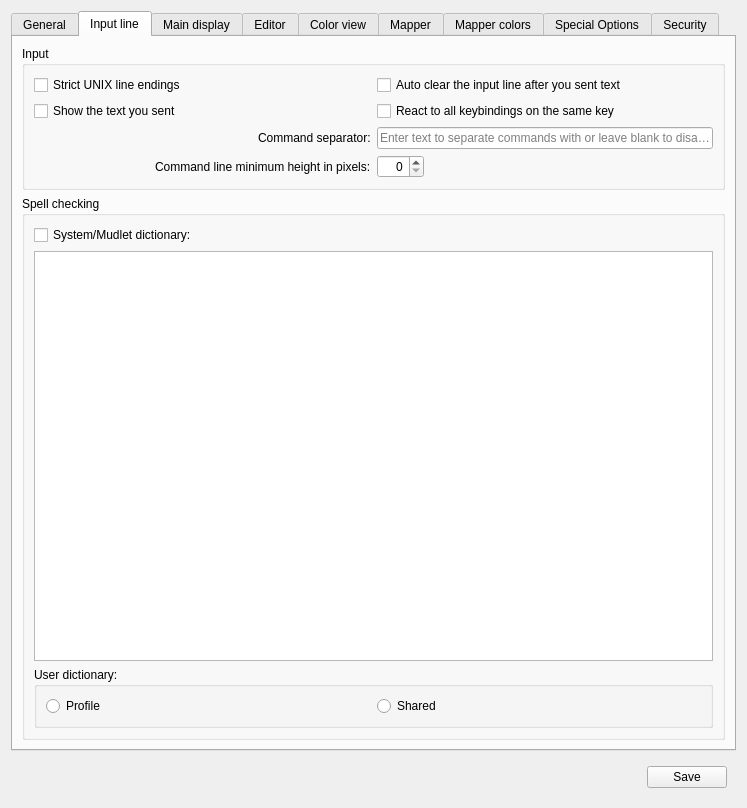
Old version of the form src/ui/profile_preferences.ui in the repository Mudlet/Mudlet.
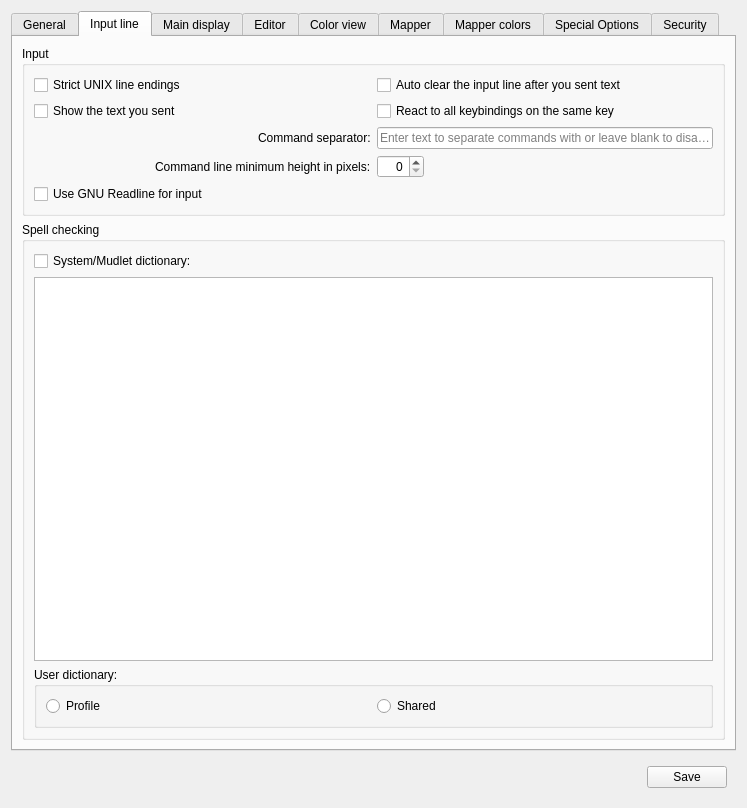
New version of the form. The open tabs and pages were chosen to show the change. Icons and pictures are not drawn. Custom widgets are drawn as their Qt base class.

Commit message: Add an option to make use of GNU Readline.

```diff
--- a/src/ui/profile_preferences.ui
+++ b/src/ui/profile_preferences.ui
@@ -520,6 +520,13 @@
             </property>
            </widget>
           </item>
+          <item row="4" column="0">
+           <widget class="QCheckBox" name="checkBox_readline">
+            <property name="text">
+             <string>Use GNU Readline for input</string>
+            </property>
+           </widget>
+          </item>
          </layout>
         </widget>
        </item>
```
The commit also changes 9 other files.
